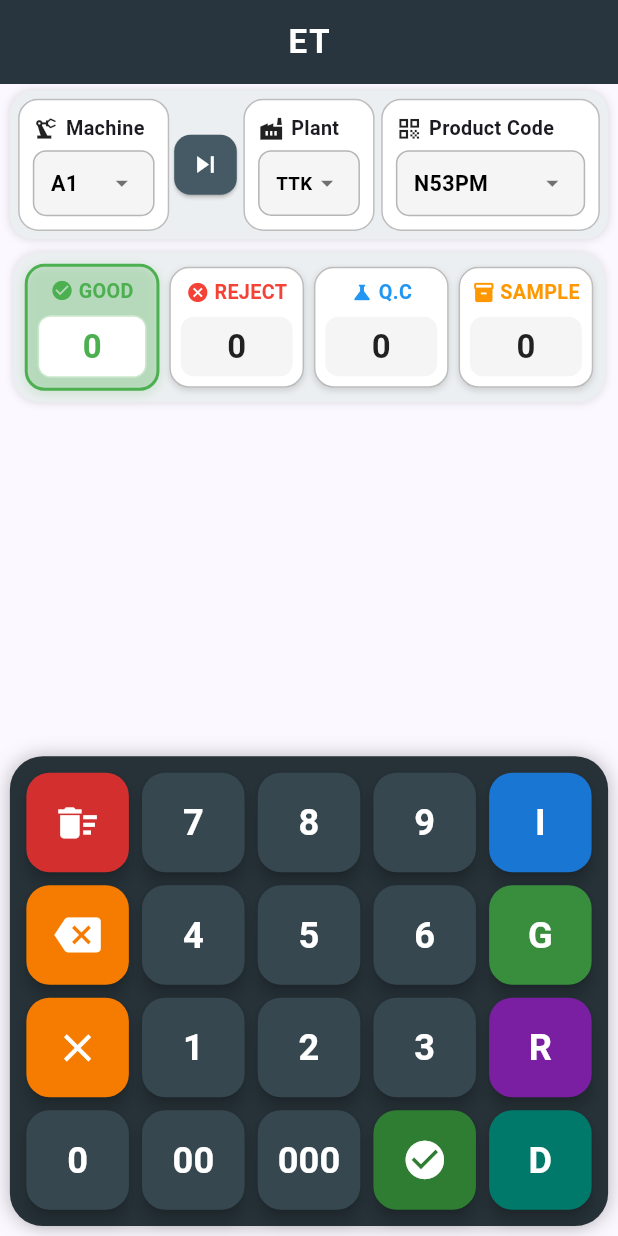
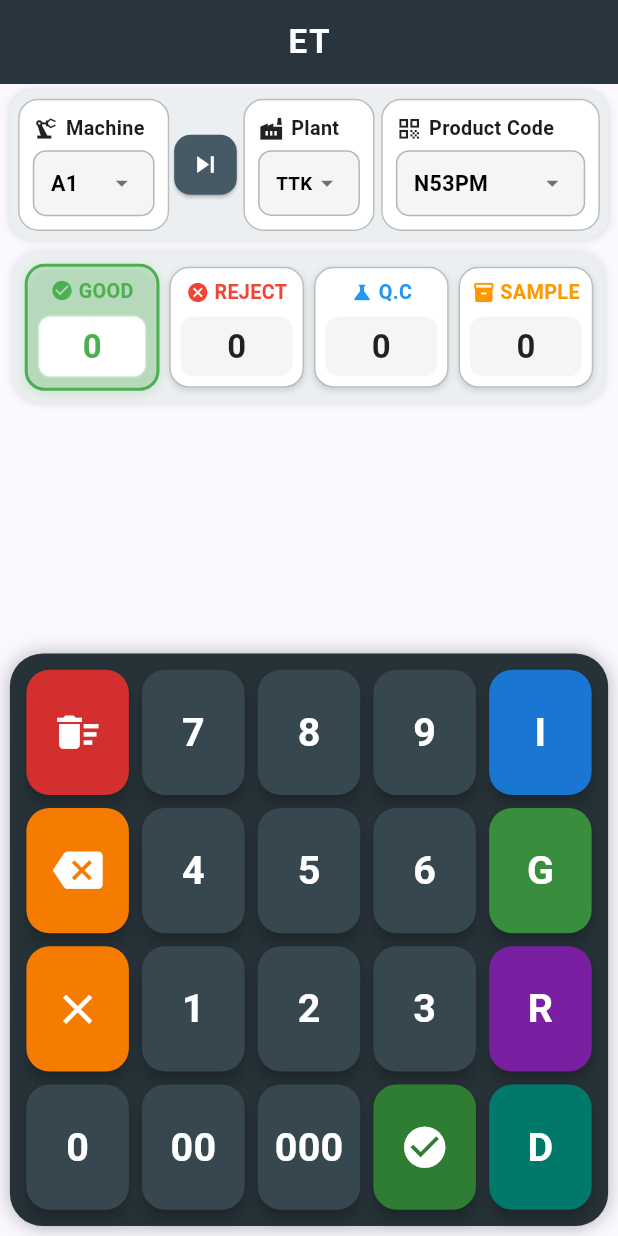
Before and after one commit to mdparvez44/Calculator, a Flutter app: the screen it shows after launch, on a phone screen of 412 x 824 dp. Run offline on Flutter 3.47's test engine with Material 3 defaults, Android fonts, the phone set to English and light mode, and no system bars; our stand-ins replace file_picker, share_plus, sqflite, sqflite_common_ffi; missing offline and left inert: excel; accounts and stored records are empty.

Commit message:
Expand keypad size to cover 60% of screen height

```diff
--- a/lib/screens/home.dart
+++ b/lib/screens/home.dart
@@ -23,7 +23,7 @@ class HomeScreen extends StatelessWidget {
       body: SafeArea(
         child: LayoutBuilder(
           builder: (context, constraints) {
-            double calculatedRowHeight = (constraints.maxHeight * 0.11).clamp(44.0, 75.0);
+            double calculatedRowHeight = (constraints.maxHeight * 0.12).clamp(42.0, 95.0);
 
             return Column(
               children: [
--- a/lib/widgets/keypad.dart
+++ b/lib/widgets/keypad.dart
@@ -74,11 +74,11 @@ class Keypad extends StatelessWidget {
           child: FittedBox(
             fit: BoxFit.scaleDown,
             child: icon != null
-                ? Icon(icon, size: 28 * scale, color: Colors.white)
+                ? Icon(icon, size: 30 * scale, color: Colors.white)
                 : Text(
                     text,
                     style: TextStyle(
-                      fontSize: 22 * scale,
+                      fontSize: 24 * scale,
                       fontWeight: FontWeight.bold,
                       color: textColor,
                     ),
@@ -90,7 +90,7 @@ class Keypad extends StatelessWidget {
   }
 
   Widget row(BuildContext context, List<Widget> buttons, double scale) {
-    double h = rowHeight ?? (68.0 * scale);
+    double h = rowHeight ?? (80.0 * scale);
     return SizedBox(
       height: h,
       child: Row(
```
